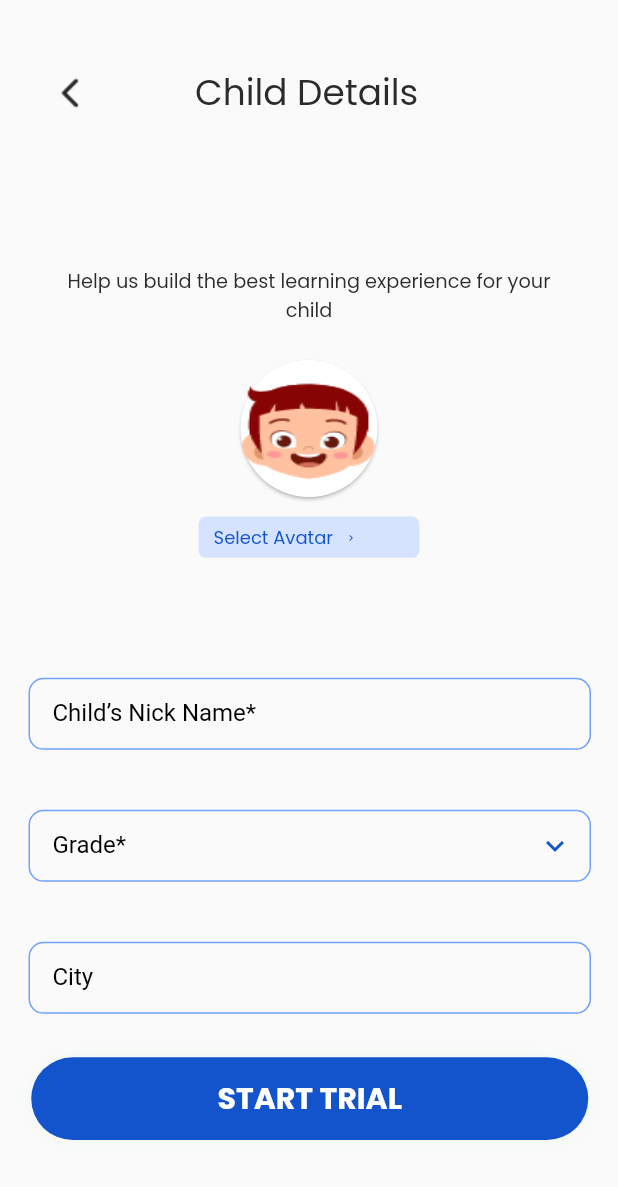
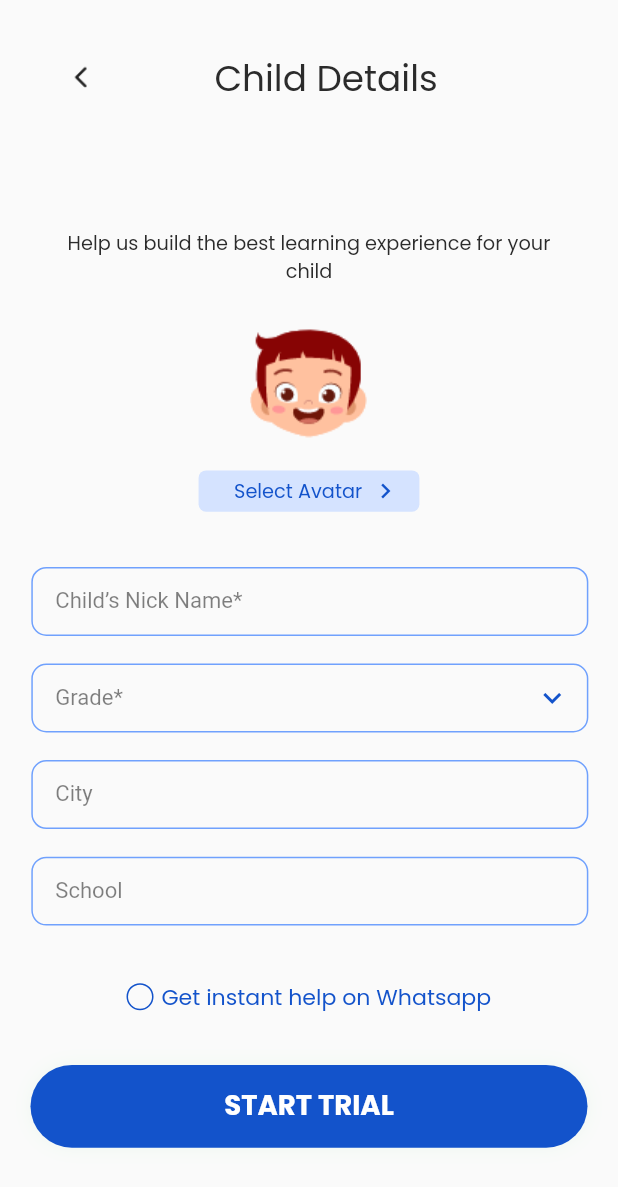
Before and after one commit to MMRoopa/avatar_dialog, a Flutter app: the ChildDetails screen opened directly, on a phone screen of 412 x 824 dp. Shown: the top 1187 px of the screen. Run offline on Flutter 3.47's test engine with Material 2 defaults, Android fonts, the phone set to English and light mode, and no system bars; drawn by our look-alikes of auto_size_text; our stand-ins replace flutter_screenutil, scroll_to_index.

Commit message:
added Screen_Utils for font and width, height for the entire childDetails screen

```diff
--- a/lib/childDetails/child_details.dart
+++ b/lib/childDetails/child_details.dart
@@ -1,4 +1,3 @@
-import 'package:auto_size_text/auto_size_text.dart';
 import 'package:avatar_dialog/avatarDialog/avatar_dialog.dart';
 import 'package:avatar_dialog/gradeDialog/grade_dialog.dart';
 import 'package:avatar_dialog/langDialog/lang_dialog.dart';
@@ -31,12 +30,20 @@ class _ChildDetailsState extends State<ChildDetails> {
         orientation: Orientation.portrait);
     return Scaffold(
       body: Column(
+        crossAxisAlignment: CrossAxisAlignment.center,
+        mainAxisAlignment: MainAxisAlignment.center,
         children: <Widget>[
           Container(
-            margin: const EdgeInsets.only(top: 38.0, bottom: 92.0, left: 23.0),
+            height: 36.h,
+            width: 375.w,
+            alignment: Alignment.center,
+            margin: EdgeInsets.only(top: 38.h, bottom: 92.h),
             child: Row(
+              mainAxisAlignment: MainAxisAlignment.center,
               children: <Widget>[
-                IconButton(
+                Padding(
+                  padding: EdgeInsets.only(left: 23.w),
+                  child: IconButton(
                     onPressed: () {
                       Navigator.pop(context);
                     },
@@ -45,68 +52,74 @@ class _ChildDetailsState extends State<ChildDetails> {
                       size: 24.0,
                     ),
                   ),
-                Container(
-                  margin: const EdgeInsets.only(left: 59.0),
-                  child: AutoSizeText(
+                ),
+                Padding(
+                  padding: EdgeInsets.only(left: 59.w, right: 105.w),
+                  child: Text(
                     "Child Details",
                     style: TextStyle(
                       color: const Color(0xFF2B2B2B),
-                      fontSize: ScreenUtil().setSp(26),
+                      fontSize: 26.sp,
                       fontWeight: FontWeight.w500,
                       fontFamily: 'Poppins',
                     ),
+                    textScaleFactor: 1,
                     textAlign: TextAlign.center,
                     maxLines: 1,
-                    // minFontSize: 18.0,
                   ),
                 ),
               ],
             ),
           ),
           Container(
-            margin:
-                const EdgeInsets.only(left: 38.0, right: 38.0, bottom: 20.0),
-            child: AutoSizeText(
-              "Help us build the best learning experience for your child",
+            height: 38.h,
+            width: 300.w,
+            margin: EdgeInsets.only(left: 38.w, right: 38.w, bottom: 20.h),
+            child: Text(
+              'Help us build the best learning experience for your child',
               style: TextStyle(
                 color: const Color(0xFF2B2B2B),
-                fontSize: ScreenUtil().setSp(14),
+                fontSize: 14.sp,
                 fontWeight: FontWeight.w500,
                 fontFamily: 'Poppins',
               ),
+              textScaleFactor: 1,
               textAlign: TextAlign.center,
               maxLines: 2,
-              //  minFontSize: 6.0,
             ),
           ),
           Expanded(
             child: SingleChildScrollView(
+              physics: const ClampingScrollPhysics(),
               child: Column(
                 crossAxisAlignment: CrossAxisAlignment.center,
                 children: [
                   Container(
                     height: 108.h,
                     width: 108.w,
-                    margin: const EdgeInsets.only(bottom: 9.0),
-                    child: Card(
-                      shape: const CircleBorder(
-                        side: BorderSide.none,
+                    decoration: const BoxDecoration(
+                      shape: BoxShape.circle,
                     ),
-                      child: Padding(
-                        padding:
-                            const EdgeInsets.fromLTRB(10.0, 14.0, 10.0, 10.0),
+                    margin: EdgeInsets.only(bottom: 9.h),
                     child: Image.asset(
                       'assets/images/group_30368.png',
                       height: 82.h,
                       width: 88.w,
-                          fit: BoxFit.fill,
+                      //  fit: BoxFit.fill,
                       alignment: Alignment.center,
                     ),
                   ),
+                  Container(
+                    height: 30.h,
+                    width: 134.w,
+                    margin: EdgeInsets.only(bottom: 40.h),
+                    alignment: Alignment.center,
+                    decoration: const BoxDecoration(
+                      color: Color(0xFFD5E3FF),
+                      borderRadius: BorderRadius.all(
+                        Radius.circular(5.0),
                       ),
                     ),
-                  Container(
-                    margin: const EdgeInsets.only(bottom: 40.0),
                     child: GestureDetector(
                       onTap: () {
                         showDialog(
@@ -114,60 +127,58 @@ class _ChildDetailsState extends State<ChildDetails> {
                           builder: (context) => const AvatarDialog(),
                         );
                       },
-                      child: Container(
-                        alignment: Alignment.center,
-                        height: 30.h,
-                        width: 134.w,
-                        decoration: const BoxDecoration(
-                          color: Color(0xFFD5E3FF),
-                          borderRadius: BorderRadius.all(
-                            Radius.circular(5.0),
-                          ),
-                        ),
-                        child: Padding(
-                          padding:
-                              const EdgeInsets.fromLTRB(10.0, 5.0, 13.0, 4.0),
                       child: Row(
+                        mainAxisAlignment: MainAxisAlignment.center,
                         children: [
-                              AutoSizeText(
+                          Padding(
+                            padding: EdgeInsets.only(left: 10.w, right: 5.w),
+                            child: Text(
                               'Select Avatar',
                               style: TextStyle(
-                                  fontSize: ScreenUtil().setSp(14),
+                                fontSize: 14.sp,
                                 color: const Color(0xFF1353CB),
                                 fontWeight: FontWeight.w500,
                                 fontFamily: 'Poppins',
                               ),
+                              textAlign: TextAlign.center,
                               maxLines: 1,
-                                //  minFontSize: 6.0,
                             ),
-                              const Padding(
-                                padding: EdgeInsets.only(left: 8.0),
+                          ),
+                          const SizedBox(
                             child: Icon(
                               Icons.keyboard_arrow_right_outlined,
                               color: Color(0xFF1353CB),
-                                  size: 8.0,
+                              size: 20.0,
                             ),
                           ),
                         ],
                       ),
                     ),
                   ),
-                    ),
-                  ),
                   Container(
-                    margin: const EdgeInsets.fromLTRB(19, 40, 18, 20),
+                    height: 50.h,
+                    width: 338.w,
+                    margin:
+                        EdgeInsets.only(left: 19.w, right: 18.w, bottom: 20.h),
                     child: TextField(
                       decoration: kTextFieldDecoration.copyWith(
                         labelText: 'Child’s Nick Name*',
+                        labelStyle: TextStyle(
+                          color: Colors.black.withOpacity(0.5),
+                          fontSize: 16.sp,
+                        ),
                       ),
                       style: TextStyle(
                         color: Colors.black,
-                        fontSize: ScreenUtil().setSp(16),
+                        fontSize: 16.sp,
                       ),
                     ),
                   ),
                   Container(
-                    margin: const EdgeInsets.fromLTRB(19, 20, 18, 20),
+                    height: 50.h,
+                    width: 338.w,
+                    margin:
+                        EdgeInsets.only(left: 19.w, right: 18.w, bottom: 20.h),
                     child: TextField(
                       readOnly: true,
                       controller: gradeController,
@@ -177,10 +188,14 @@ class _ChildDetailsState extends State<ChildDetails> {
                           Icons.keyboard_arrow_down,
                           color: Color(0xFF1353CB),
                         ),
+                        labelStyle: TextStyle(
+                          color: Colors.black.withOpacity(0.5),
+                          fontSize: 16.sp,
+                        ),
                       ),
                       style: TextStyle(
                         color: Colors.black,
-                        fontSize: ScreenUtil().setSp(16),
+                        fontSize: 16.sp,
                       ),
                       onTap: () {
                         showDialog(
@@ -195,30 +210,48 @@ class _ChildDetailsState extends State<ChildDetails> {
                     ),
                   ),
                   Container(
-                    margin: const EdgeInsets.fromLTRB(19, 20, 18, 20),
+                    height: 50.h,
+                    width: 338.w,
+                    margin:
+                        EdgeInsets.only(left: 19.w, right: 18.w, bottom: 20.h),
                     child: TextField(
-                      decoration:
-                          kTextFieldDecoration.copyWith(labelText: 'City'),
+                      decoration: kTextFieldDecoration.copyWith(
+                        labelText: 'City',
+                        labelStyle: TextStyle(
+                          color: Colors.black.withOpacity(0.5),
+                          fontSize: 16.sp,
+                        ),
+                      ),
                       style: TextStyle(
                         color: Colors.black,
-                        fontSize: ScreenUtil().setSp(16),
+                        fontSize: 16.sp,
                       ),
                     ),
                   ),
                   Container(
-                    margin: const EdgeInsets.fromLTRB(19, 20, 18, 20),
+                    height: 50.h,
+                    width: 338.w,
+                    margin:
+                        EdgeInsets.only(left: 19.w, right: 18.w, bottom: 40.h),
                     child: TextField(
                       decoration: kTextFieldDecoration.copyWith(
                         labelText: 'School',
+                        labelStyle: TextStyle(
+                          color: Colors.black.withOpacity(0.5),
+                          fontSize: 16.sp,
+                        ),
                       ),
                       style: TextStyle(
                         color: Colors.black,
-                        fontSize: ScreenUtil().setSp(16),
+                        fontSize: 16.sp,
                       ),
                     ),
                   ),
-                  Container(
-                    margin: const EdgeInsets.fromLTRB(19, 20, 18, 20),
+                  Visibility(
+                    visible: false,
+                    child: Container(
+                      margin: EdgeInsets.only(
+                          left: 19.w, right: 18.w, bottom: 40.h),
                       child: TextField(
                         readOnly: true,
                         controller: langController,
@@ -227,6 +260,10 @@ class _ChildDetailsState extends State<ChildDetails> {
                           suffixIcon: const Icon(
                             Icons.keyboard_arrow_down,
                             color: Color(0xFF1353CB),
+                          ),
+                          labelStyle: TextStyle(
+                            color: Colors.black.withOpacity(0.5),
+                            fontSize: ScreenUtil().setSp(16),
                           ),
                         ),
                         style: TextStyle(
@@ -250,13 +287,29 @@ class _ChildDetailsState extends State<ChildDetails> {
                         },
                       ),
                     ),
+                  ),
                   Container(
-                    margin: const EdgeInsets.only(top: 40, bottom: 37),
-                    child: Center(
+                    height: 23.h,
+                    width: 256.w,
+                    margin: EdgeInsets.only(bottom: 37.h),
+                    child: GestureDetector(
+                      onTap: () {
+                        setState(() {
+                          if (isCheckedHelpOnWhatsApp) {
+                            isCheckedHelpOnWhatsApp = false;
+                          } else {
+                            isCheckedHelpOnWhatsApp = true;
+                          }
+                        });
+                      },
                       child: Row(
                         mainAxisAlignment: MainAxisAlignment.center,
+                        crossAxisAlignment: CrossAxisAlignment.center,
                         children: [
-                          Checkbox(
+                          SizedBox(
+                            width: 16.w,
+                            height: 16.h,
+                            child: Checkbox(
                               checkColor: Colors.white,
                               activeColor: const Color(0xFF1353CB),
                               shape: const CircleBorder(),
@@ -267,27 +320,19 @@ class _ChildDetailsState extends State<ChildDetails> {
                                   isCheckedHelpOnWhatsApp = value!;
                                 });
                               },
+                            ),
                           ), //Che
-                          TextButton(
-                            onPressed: () {
-                              setState(() {
-                                if (isCheckedHelpOnWhatsApp) {
-                                  isCheckedHelpOnWhatsApp = false;
-                                } else {
-                                  isCheckedHelpOnWhatsApp = true;
-                                }
-                              });
-                            },
-                            child: AutoSizeText(
+                          Padding(
+                            padding: EdgeInsets.only(left: 5.w),
+                            child: Text(
                               'Get instant help on Whatsapp',
                               style: TextStyle(
-                                fontSize: ScreenUtil().setSp(16),
+                                fontSize: 16.sp,
                                 color: const Color(0xFF1353CB),
                                 fontFamily: 'Poppins',
                               ),
                               textAlign: TextAlign.center,
                               maxLines: 1,
-                              //  minFontSize: 6.0,
                             ),
                           ),
                         ],
@@ -299,25 +344,9 @@ class _ChildDetailsState extends State<ChildDetails> {
             ),
           ),
           Container(
-            margin:
-                const EdgeInsets.only(left: 19.0, right: 18.0, bottom: 64.0),
-            child: GestureDetector(
-              onTap: () {},
-              child: Container(
-                alignment: Alignment.center,
             height: 60.h,
             width: 338.w,
-                child: const AutoSizeText(
-                  'START TRIAL',
-                  style: TextStyle(
-                    fontSize: 20.0,
-                    color: Colors.white,
-                    fontWeight: FontWeight.bold,
-                    fontFamily: 'Poppins',
-                  ),
-                  maxLines: 1,
-                  minFontSize: 12.0,
-                ),
+            margin: EdgeInsets.only(bottom: 64.h),
             decoration: const BoxDecoration(
               color: Color(0xFF1353CB),
               borderRadius: BorderRadius.all(Radius.circular(50.0)),
@@ -328,6 +357,21 @@ class _ChildDetailsState extends State<ChildDetails> {
                 )
               ],
             ),
+            child: GestureDetector(
+              onTap: () {},
+              child: Container(
+                alignment: Alignment.center,
+                child: Text(
+                  'START TRIAL',
+                  style: TextStyle(
+                    fontSize: 20.sp,
+                    color: Colors.white,
+                    fontWeight: FontWeight.bold,
+                    fontFamily: 'Poppins',
+                  ),
+                  textAlign: TextAlign.center,
+                  maxLines: 1,
+                ),
               ),
             ),
           ),
--- a/lib/childDetails/constants.dart
+++ b/lib/childDetails/constants.dart
@@ -15,8 +15,4 @@ const kTextFieldDecoration = InputDecoration(
     ),
   ),
   labelText: 'Child’s Nick Name*',
-  labelStyle: TextStyle(
-    color: Colors.black,
-    fontSize: 16.0,
-  ),
 );
--- a/lib/gradeDialog/grade_dialog.dart
+++ b/lib/gradeDialog/grade_dialog.dart
@@ -72,7 +72,11 @@ class _GradeDialogState extends State<GradeDialog> {
                         onTap: () {
                           setState(() {
                             selectedIndex = index;
-                            gradeSelected = _list[index];
+                            if (lastIndex) {
+                              gradeSelected = _list[index];
+                            } else {
+                              gradeSelected = _list[index] + 'th';
+                            }
                           });
                         },
                         child: Container(
--- a/lib/main.dart
+++ b/lib/main.dart
@@ -14,7 +14,6 @@ void main() {
 class MyApp extends StatelessWidget {
   const MyApp({Key? key}) : super(key: key);
   static const String _title = 'Flutter Code Sample';
-
   @override
   Widget build(BuildContext context) {
     return MaterialApp(
--- a/pubspec.yaml
+++ b/pubspec.yaml
@@ -49,6 +49,7 @@ dev_dependencies:
   scroll_to_index: ^2.1.1
   flutter_screenutil: ^5.1.1
 
+
 # For information on the generic Dart part of this file, see the
 # following page: https://dart.dev/tools/pub/pubspec
 
```
Lines whose indentation alone changed are shown as unchanged.
